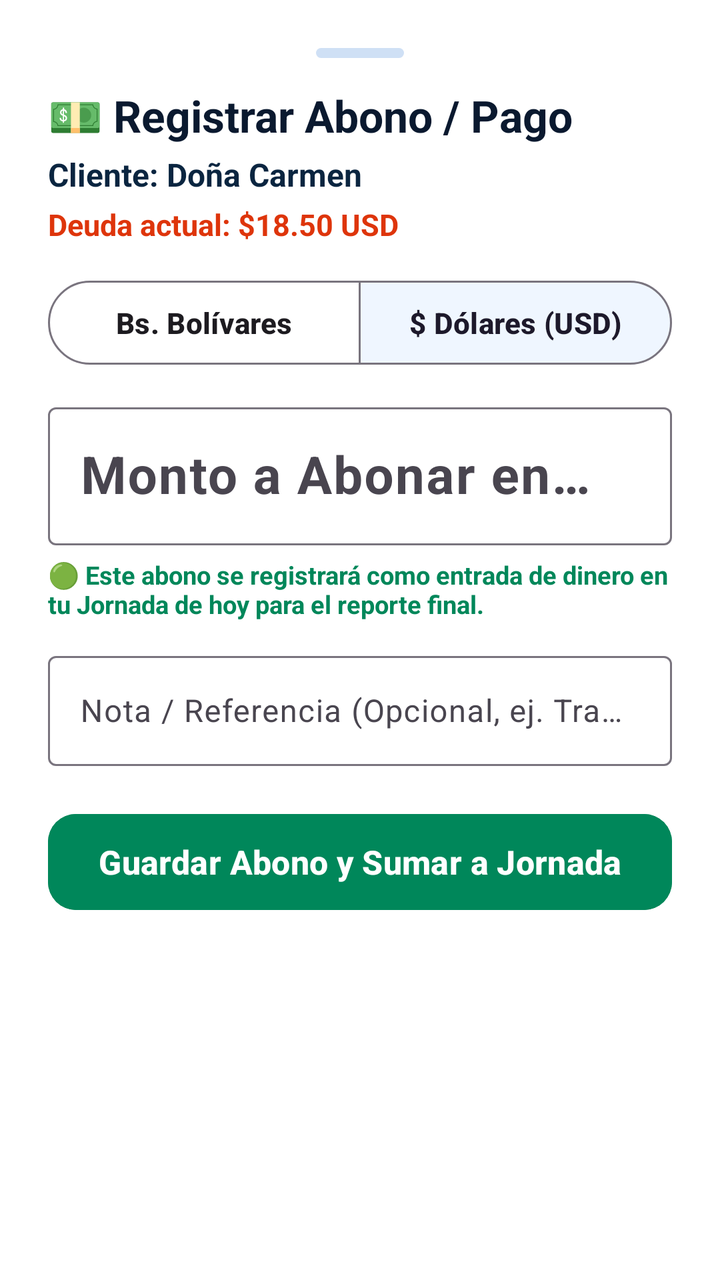
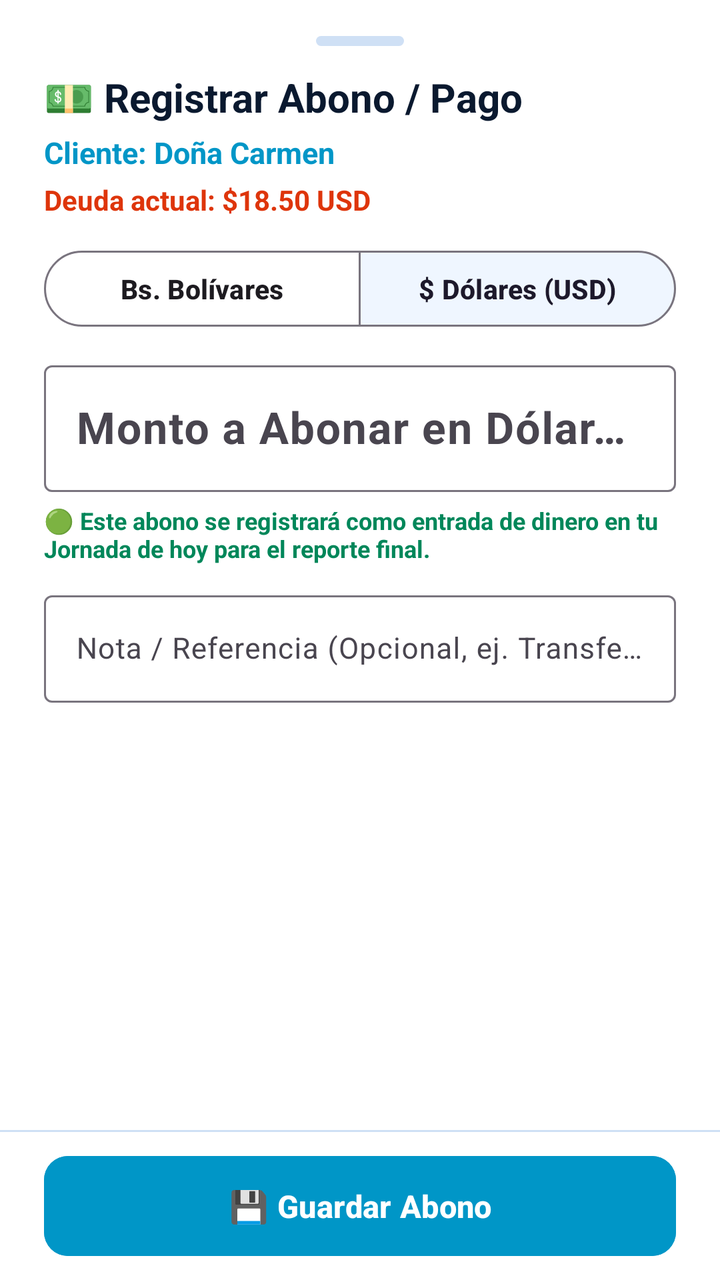

Screens rendered from an Android XML layout before and after an edit, with the pre-edit source and the edit as a unified diff.
<!-- AndroidManifest.xml: application theme Theme.Zeasy -->
<!-- res/layout/dialog_add_payment.xml -->
<?xml version="1.0" encoding="utf-8"?>
<LinearLayout xmlns:android="http://schemas.android.com/apk/res/android"
    xmlns:app="http://schemas.android.com/apk/res-auto"
    android:layout_width="match_parent"
    android:layout_height="wrap_content"
    android:orientation="vertical"
    android:padding="24dp"
    android:background="@color/surface">

    
    <View
        android:layout_width="44dp"
        android:layout_height="5dp"
        android:layout_gravity="center_horizontal"
        android:layout_marginBottom="14dp"
        android:background="@drawable/bg_badge_rounded"
        android:backgroundTint="@color/border" />

    <TextView
        android:id="@+id/tvPaymentTitle"
        android:layout_width="wrap_content"
        android:layout_height="wrap_content"
        android:text="💵 Registrar Abono / Pago"
        android:textStyle="bold"
        android:textColor="@color/text_primary"
        android:textSize="22sp" />

    <TextView
        android:id="@+id/tvPaymentClientName"
        android:layout_width="wrap_content"
        android:layout_height="wrap_content"
        android:layout_marginTop="4dp"
        android:text="Cliente: Doña Carmen"
        android:textColor="@color/primary"
        android:textStyle="bold"
        android:textSize="16sp" />

    
    <TextView
        android:id="@+id/tvPaymentCurrentDebt"
        android:layout_width="wrap_content"
        android:layout_height="wrap_content"
        android:layout_marginTop="4dp"
        android:text="Deuda actual: $18.50 USD"
        android:textColor="@color/expense_red"
        android:textStyle="bold"
        android:textSize="15sp" />

    
    <com.google.android.material.button.MaterialButtonToggleGroup
        android:id="@+id/togglePaymentCurrency"
        android:layout_width="match_parent"
        android:layout_height="wrap_content"
        android:layout_marginTop="14dp"
        app:singleSelection="true"
        app:selectionRequired="true"
        app:checkedButton="@id/btnPaymentCurrencyUsd">

        <com.google.android.material.button.MaterialButton
            android:id="@+id/btnPaymentCurrencyVes"
            style="@style/Widget.Material3.Button.OutlinedButton"
            android:layout_width="0dp"
            android:layout_height="50dp"
            android:layout_weight="1"
            android:text="Bs. Bolívares"
            android:textAllCaps="false"
            android:textSize="14.5sp"
            android:textStyle="bold" />

        <com.google.android.material.button.MaterialButton
            android:id="@+id/btnPaymentCurrencyUsd"
            style="@style/Widget.Material3.Button.OutlinedButton"
            android:layout_width="0dp"
            android:layout_height="50dp"
            android:layout_weight="1"
            android:text="$ Dólares (USD)"
            android:textAllCaps="false"
            android:textSize="14.5sp"
            android:textStyle="bold" />
    </com.google.android.material.button.MaterialButtonToggleGroup>

    
    <com.google.android.material.textfield.TextInputLayout
        android:id="@+id/tilPaymentAmount"
        android:layout_width="match_parent"
        android:layout_height="wrap_content"
        android:layout_marginTop="12dp"
        android:hint="Monto a Abonar en Dólares ($ USD) *">

        <com.google.android.material.textfield.TextInputEditText
            android:id="@+id/etPaymentAmountUsd"
            android:layout_width="match_parent"
            android:layout_height="wrap_content"
            android:inputType="numberDecimal"
            android:textColor="@color/text_primary"
            android:textSize="26sp"
            android:textStyle="bold" />
    </com.google.android.material.textfield.TextInputLayout>

    
    <TextView
        android:id="@+id/tvPaymentEquivBs"
        android:layout_width="wrap_content"
        android:layout_height="wrap_content"
        android:layout_marginTop="6dp"
        android:text="≈ Bs. 0,00 (Tasa BCV: 45.00)"
        android:textColor="@color/text_primary"
        android:textStyle="bold"
        android:textSize="14.5sp"
        android:visibility="gone" />

    
    <TextView
        android:id="@+id/tvPaymentExcessHint"
        android:layout_width="wrap_content"
        android:layout_height="wrap_content"
        android:layout_marginTop="6dp"
        android:text="🟢 Este abono se registrará como entrada de dinero en tu Jornada de hoy para el reporte final."
        android:textColor="@color/income_green"
        android:textStyle="bold"
        android:textSize="12.5sp" />

    
    <com.google.android.material.textfield.TextInputLayout
        android:id="@+id/tilPaymentNote"
        android:layout_width="match_parent"
        android:layout_height="wrap_content"
        android:layout_marginTop="12dp"
        android:hint="Nota / Referencia (Opcional, ej. Transferencia o Efectivo)">

        <com.google.android.material.textfield.TextInputEditText
            android:id="@+id/etPaymentNote"
            android:layout_width="match_parent"
            android:layout_height="wrap_content"
            android:textColor="@color/text_primary"
            android:textSize="15.5sp" />
    </com.google.android.material.textfield.TextInputLayout>

    <com.google.android.material.button.MaterialButton
        android:id="@+id/btnConfirmPayment"
        android:layout_width="match_parent"
        android:layout_height="56dp"
        android:layout_marginTop="20dp"
        android:text="Guardar Abono y Sumar a Jornada"
        android:textAllCaps="false"
        android:textSize="16.5sp"
        android:textStyle="bold"
        app:cornerRadius="14dp"
        android:backgroundTint="#00875A"
        android:textColor="@color/white" />

</LinearLayout>
<!-- resources referenced by this layout -->
<resources>
  <color name="border">#CFE0F5</color>
  <color name="expense_red">#DE350B</color>
  <color name="income_green">#00875A</color>
  <color name="primary">#0A2540</color>
  <color name="surface">#FFFFFF</color>
  <color name="text_primary">#0A192F</color>
  <color name="white">#FFFFFF</color>
  <!-- drawable bg_badge_rounded (drawable) -->
  <?xml version="1.0" encoding="utf-8"?>
  <shape xmlns:android="http://schemas.android.com/apk/res/android"
      android:shape="rectangle">
      <corners android:radius="12dp" />
      <solid android:color="@color/accent_blue" />
  </shape>
  <style name="Theme.Zeasy" parent="Theme.Material3.DayNight.NoActionBar">
          
          <item name="colorPrimary">@color/accent_green</item>
          <item name="colorPrimaryContainer">@color/accent_green_bg</item>
          <item name="colorOnPrimary">@color/white</item>
          <item name="colorSecondary">@color/accent_blue</item>
          <item name="colorSecondaryContainer">@color/accent_blue_bg</item>
  
          
          <item name="android:colorBackground">@color/background</item>
  
          
          <item name="android:textColor">@color/text_primary</item>
  
          
          <item name="bottomNavigationStyle">@style/Widget.Zeasy.BottomNavigationView</item>
      </style>
  <color name="accent_blue">#0052FF</color>
  <color name="accent_green">#00875A</color>
  <color name="accent_green_bg">#E3FCEF</color>
  <color name="accent_blue_bg">#EFF6FF</color>
  <color name="background">#F4F8FC</color>
  <style name="Widget.Zeasy.BottomNavigationView" parent="Widget.Material3.BottomNavigationView">
          <item name="itemRippleColor">@color/accent_green_bg</item>
          <item name="android:background">@color/surface</item>
          <item name="itemIconTint">@color/nav_selector</item>
          <item name="itemTextColor">@color/nav_selector</item>
      </style>
</resources>

<!-- the commit's change to res/layout/dialog_add_payment.xml (unified diff, before → after) -->
@@ -4,149 +4,185 @@
     android:layout_width="match_parent"
     android:layout_height="wrap_content"
     android:orientation="vertical"
-    android:padding="24dp"
     android:background="@color/surface">
 
-    
+    <androidx.core.widget.NestedScrollView
+        android:layout_width="match_parent"
+        android:layout_height="0dp"
+        android:layout_weight="1"
+        android:fillViewport="true">
+
+        <LinearLayout
+            android:layout_width="match_parent"
+            android:layout_height="wrap_content"
+            android:orientation="vertical"
+            android:paddingHorizontal="22dp"
+            android:paddingTop="18dp"
+            android:paddingBottom="12dp">
+
+            
+            <View
+                android:layout_width="44dp"
+                android:layout_height="5dp"
+                android:layout_gravity="center_horizontal"
+                android:layout_marginBottom="12dp"
+                android:background="@drawable/bg_badge_rounded"
+                android:backgroundTint="@color/border" />
+
+            <TextView
+                android:id="@+id/tvPaymentTitle"
+                android:layout_width="wrap_content"
+                android:layout_height="wrap_content"
+                android:text="💵 Registrar Abono / Pago"
+                android:textStyle="bold"
+                android:textColor="@color/text_primary"
+                android:textSize="20sp" />
+
+            <TextView
+                android:id="@+id/tvPaymentClientName"
+                android:layout_width="wrap_content"
+                android:layout_height="wrap_content"
+                android:layout_marginTop="4dp"
+                android:text="Cliente: Doña Carmen"
+                android:textColor="@color/accent_cyan"
+                android:textStyle="bold"
+                android:textSize="15sp" />
+
+            
+            <TextView
+                android:id="@+id/tvPaymentCurrentDebt"
+                android:layout_width="wrap_content"
+                android:layout_height="wrap_content"
+                android:layout_marginTop="4dp"
+                android:text="Deuda actual: $18.50 USD"
+                android:textColor="@color/expense_red"
+                android:textStyle="bold"
+                android:textSize="14sp" />
+
+            
+            <com.google.android.material.button.MaterialButtonToggleGroup
+                android:id="@+id/togglePaymentCurrency"
+                android:layout_width="match_parent"
+                android:layout_height="wrap_content"
+                android:layout_marginTop="12dp"
+                app:singleSelection="true"
+                app:selectionRequired="true"
+                app:checkedButton="@id/btnPaymentCurrencyUsd">
+
+                <com.google.android.material.button.MaterialButton
+                    android:id="@+id/btnPaymentCurrencyVes"
+                    style="@style/Widget.Material3.Button.OutlinedButton"
+                    android:layout_width="0dp"
+                    android:layout_height="46dp"
+                    android:layout_weight="1"
+                    android:text="Bs. Bolívares"
+                    android:textAllCaps="false"
+                    android:textSize="13.5sp"
+                    android:textStyle="bold" />
+
+                <com.google.android.material.button.MaterialButton
+                    android:id="@+id/btnPaymentCurrencyUsd"
+                    style="@style/Widget.Material3.Button.OutlinedButton"
+                    android:layout_width="0dp"
+                    android:layout_height="46dp"
+                    android:layout_weight="1"
+                    android:text="$ Dólares (USD)"
+                    android:textAllCaps="false"
+                    android:textSize="13.5sp"
+                    android:textStyle="bold" />
+            </com.google.android.material.button.MaterialButtonToggleGroup>
+
+            
+            <com.google.android.material.textfield.TextInputLayout
+                android:id="@+id/tilPaymentAmount"
+                android:layout_width="match_parent"
+                android:layout_height="wrap_content"
+                android:layout_marginTop="10dp"
+                android:hint="Monto a Abonar en Dólares ($ USD) *">
+
+                <com.google.android.material.textfield.TextInputEditText
+                    android:id="@+id/etPaymentAmountUsd"
+                    android:layout_width="match_parent"
+                    android:layout_height="wrap_content"
+                    android:inputType="numberDecimal"
+                    android:imeOptions="actionNext"
+                    android:textColor="@color/text_primary"
+                    android:textSize="22sp"
+                    android:textStyle="bold" />
+            </com.google.android.material.textfield.TextInputLayout>
+
+            
+            <TextView
+                android:id="@+id/tvPaymentEquivBs"
+                android:layout_width="wrap_content"
+                android:layout_height="wrap_content"
+                android:layout_marginTop="6dp"
+                android:text="≈ Bs. 0,00 (Tasa BCV: 45.00)"
+                android:textColor="@color/text_primary"
+                android:textStyle="bold"
+                android:textSize="13.5sp"
+                android:visibility="gone" />
+
+            
+            <TextView
+                android:id="@+id/tvPaymentExcessHint"
+                android:layout_width="wrap_content"
+                android:layout_height="wrap_content"
+                android:layout_marginTop="6dp"
+                android:text="🟢 Este abono se registrará como entrada de dinero en tu Jornada de hoy para el reporte final."
+                android:textColor="@color/income_green"
+                android:textStyle="bold"
+                android:textSize="12sp" />
+
+            
+            <com.google.android.material.textfield.TextInputLayout
+                android:id="@+id/tilPaymentNote"
+                android:layout_width="match_parent"
+                android:layout_height="wrap_content"
+                android:layout_marginTop="10dp"
+                android:hint="Nota / Referencia (Opcional, ej. Transferencia o Efectivo)">
+
+                <com.google.android.material.textfield.TextInputEditText
+                    android:id="@+id/etPaymentNote"
+                    android:layout_width="match_parent"
+                    android:layout_height="wrap_content"
+                    android:imeOptions="actionDone"
+                    android:textColor="@color/text_primary"
+                    android:textSize="14.5sp" />
+            </com.google.android.material.textfield.TextInputLayout>
+        </LinearLayout>
+    </androidx.core.widget.NestedScrollView>
+
     <View
-        android:layout_width="44dp"
-        android:layout_height="5dp"
-        android:layout_gravity="center_horizontal"
-        android:layout_marginBottom="14dp"
-        android:background="@drawable/bg_badge_rounded"
-        android:backgroundTint="@color/border" />
-
-    <TextView
-        android:id="@+id/tvPaymentTitle"
-        android:layout_width="wrap_content"
-        android:layout_height="wrap_content"
-        android:text="💵 Registrar Abono / Pago"
-        android:textStyle="bold"
-        android:textColor="@color/text_primary"
-        android:textSize="22sp" />
-
-    <TextView
-        android:id="@+id/tvPaymentClientName"
-        android:layout_width="wrap_content"
-        android:layout_height="wrap_content"
-        android:layout_marginTop="4dp"
-        android:text="Cliente: Doña Carmen"
-        android:textColor="@color/primary"
-        android:textStyle="bold"
-        android:textSize="16sp" />
+        android:layout_width="match_parent"
+        android:layout_height="1dp"
+        android:background="@color/border" />
 
     
-    <TextView
-        android:id="@+id/tvPaymentCurrentDebt"
-        android:layout_width="wrap_content"
-        android:layout_height="wrap_content"
-        android:layout_marginTop="4dp"
-        android:text="Deuda actual: $18.50 USD"
-        android:textColor="@color/expense_red"
-        android:textStyle="bold"
-        android:textSize="15sp" />
-
-    
-    <com.google.android.material.button.MaterialButtonToggleGroup
-        android:id="@+id/togglePaymentCurrency"
+    <LinearLayout
         android:layout_width="match_parent"
         android:layout_height="wrap_content"
-        android:layout_marginTop="14dp"
-        app:singleSelection="true"
-        app:selectionRequired="true"
-        app:checkedButton="@id/btnPaymentCurrencyUsd">
+        android:orientation="horizontal"
+        android:paddingHorizontal="22dp"
+        android:paddingVertical="12dp"
+        android:background="@color/surface">
 
         <com.google.android.material.button.MaterialButton
-            android:id="@+id/btnPaymentCurrencyVes"
-            style="@style/Widget.Material3.Button.OutlinedButton"
-            android:layout_width="0dp"
+            android:id="@+id/btnConfirmPayment"
+            android:layout_width="match_parent"
             android:layout_height="50dp"
-            android:layout_weight="1"
-            android:text="Bs. Bolívares"
+            android:text="💾 Guardar Abono"
             android:textAllCaps="false"
-            android:textSize="14.5sp"
-            android:textStyle="bold" />
-
-        <com.google.android.material.button.MaterialButton
-            android:id="@+id/btnPaymentCurrencyUsd"
-            style="@style/Widget.Material3.Button.OutlinedButton"
-            android:layout_width="0dp"
-            android:layout_height="50dp"
-            android:layout_weight="1"
-            android:text="$ Dólares (USD)"
-            android:textAllCaps="false"
-            android:textSize="14.5sp"
-            android:textStyle="bold" />
-    </com.google.android.material.button.MaterialButtonToggleGroup>
-
-    
-    <com.google.android.material.textfield.TextInputLayout
-        android:id="@+id/tilPaymentAmount"
-        android:layout_width="match_parent"
-        android:layout_height="wrap_content"
-        android:layout_marginTop="12dp"
-        android:hint="Monto a Abonar en Dólares ($ USD) *">
-
-        <com.google.android.material.textfield.TextInputEditText
-            android:id="@+id/etPaymentAmountUsd"
-            android:layout_width="match_parent"
-            android:layout_height="wrap_content"
-            android:inputType="numberDecimal"
-            android:textColor="@color/text_primary"
-            android:textSize="26sp"
-            android:textStyle="bold" />
-    </com.google.android.material.textfield.TextInputLayout>
-
-    
-    <TextView
-        android:id="@+id/tvPaymentEquivBs"
-        android:layout_width="wrap_content"
-        android:layout_height="wrap_content"
-        android:layout_marginTop="6dp"
-        android:text="≈ Bs. 0,00 (Tasa BCV: 45.00)"
-        android:textColor="@color/text_primary"
-        android:textStyle="bold"
-        android:textSize="14.5sp"
-        android:visibility="gone" />
-
-    
-    <TextView
-        android:id="@+id/tvPaymentExcessHint"
-        android:layout_width="wrap_content"
-        android:layout_height="wrap_content"
-        android:layout_marginTop="6dp"
-        android:text="🟢 Este abono se registrará como entrada de dinero en tu Jornada de hoy para el reporte final."
-        android:textColor="@color/income_green"
-        android:textStyle="bold"
-        android:textSize="12.5sp" />
-
-    
-    <com.google.android.material.textfield.TextInputLayout
-        android:id="@+id/tilPaymentNote"
-        android:layout_width="match_parent"
-        android:layout_height="wrap_content"
-        android:layout_marginTop="12dp"
-        android:hint="Nota / Referencia (Opcional, ej. Transferencia o Efectivo)">
-
-        <com.google.android.material.textfield.TextInputEditText
-            android:id="@+id/etPaymentNote"
-            android:layout_width="match_parent"
-            android:layout_height="wrap_content"
-            android:textColor="@color/text_primary"
-            android:textSize="15.5sp" />
-    </com.google.android.material.textfield.TextInputLayout>
-
-    <com.google.android.material.button.MaterialButton
-        android:id="@+id/btnConfirmPayment"
-        android:layout_width="match_parent"
-        android:layout_height="56dp"
-        android:layout_marginTop="20dp"
-        android:text="Guardar Abono y Sumar a Jornada"
-        android:textAllCaps="false"
-        android:textSize="16.5sp"
-        android:textStyle="bold"
-        app:cornerRadius="14dp"
-        android:backgroundTint="#00875A"
-        android:textColor="@color/white" />
+            android:textSize="15.5sp"
+            android:textStyle="bold"
+            android:singleLine="true"
+            android:maxLines="1"
+            android:ellipsize="end"
+            android:insetTop="0dp"
+            android:insetBottom="0dp"
+            app:cornerRadius="12dp"
+            android:backgroundTint="@color/accent_cyan"
+            android:textColor="@color/white" />
+    </LinearLayout>
 
 </LinearLayout>
<!-- resource entries referenced after the edit -->
@@ -1,9 +1,9 @@
 <!-- resources referenced by this layout -->
 <resources>
+  <color name="accent_cyan">#0096C7</color>
   <color name="border">#CFE0F5</color>
   <color name="expense_red">#DE350B</color>
   <color name="income_green">#00875A</color>
-  <color name="primary">#0A2540</color>
   <color name="surface">#FFFFFF</color>
   <color name="text_primary">#0A192F</color>
   <color name="white">#FFFFFF</color>
